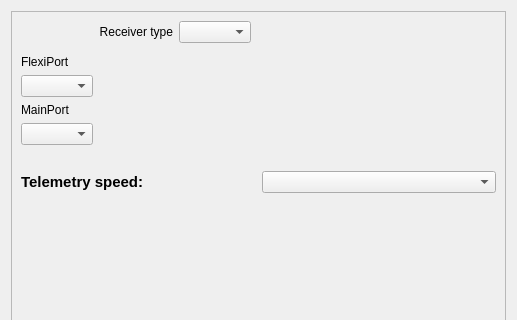
Before: the Qt Designer form ground/openpilotgcs/src/plugins/config/cc_hw_settings.ui in openpilot/OpenPilot, drawn with Qt 5; both pictures show x 0 to 517 and y 0 to 320 of the 517 by 487 pixel window.
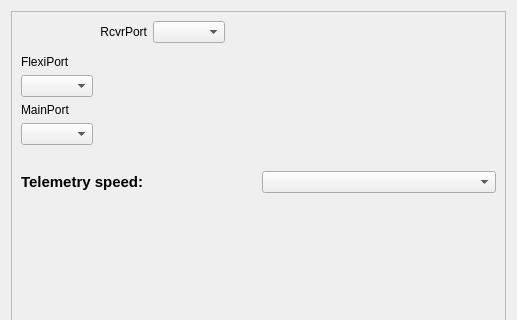
After: the same form once the commit is applied. Icons and pictures are not drawn.

Commit message: gcs: update CC hw settings to use hwsettings RcvrPort field

Diff of the .ui file:
```diff
--- a/ground/openpilotgcs/src/plugins/config/cc_hw_settings.ui
+++ b/ground/openpilotgcs/src/plugins/config/cc_hw_settings.ui
@@ -87,7 +87,7 @@
         <item row="0" column="1">
          <widget class="QLabel" name="label_7">
           <property name="text">
-           <string>Receiver type</string>
+           <string>RcvrPort</string>
           </property>
           <property name="alignment">
            <set>Qt::AlignRight|Qt::AlignTrailing|Qt::AlignVCenter</set>
```
Left out of the diff: 2 changed lines with no effect on the pictures. The commit also changes 1 other file.
